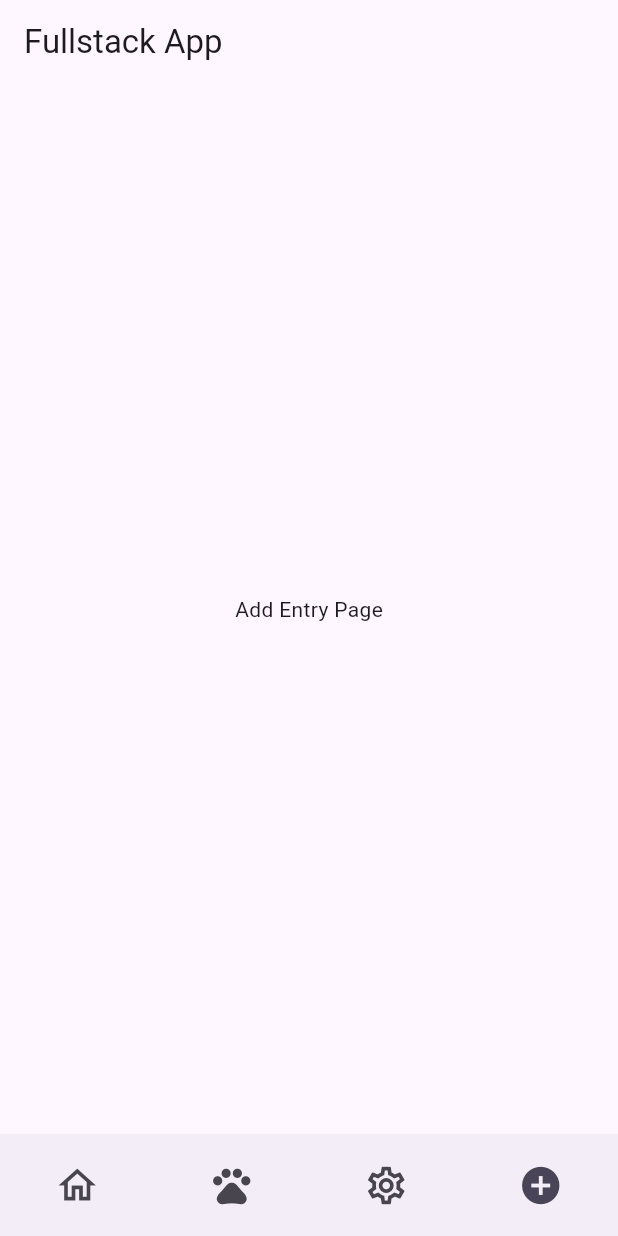
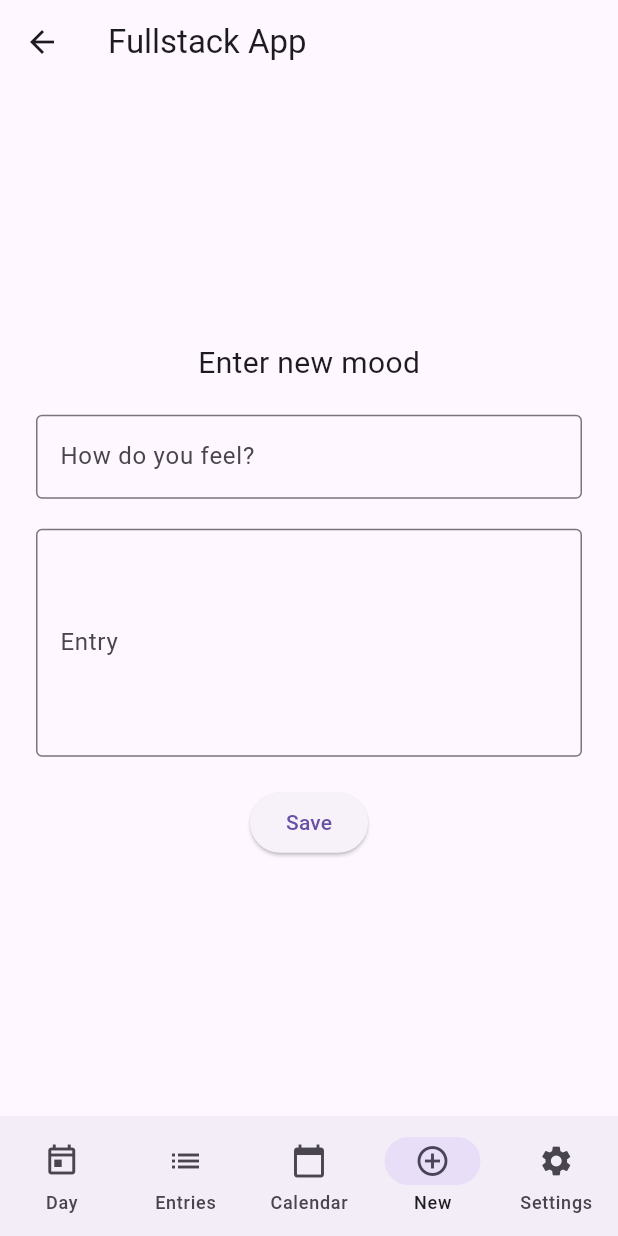
Before and after one commit to codemalcolm/moodly_client, a Flutter app: the screen it shows after launch, item 4 of the bottom bar chosen, on a phone screen of 412 x 824 dp. Run offline on Flutter 3.47's test engine with Material 3 defaults, Android fonts, the phone set to English and light mode, and no system bars; network calls fail; project files that could hold a hidden picture were left out.

Commit message:
add screens to the structure and change app icon

```diff
--- a/lib/main.dart
+++ b/lib/main.dart
@@ -1,6 +1,8 @@
 import 'package:flutter/material.dart';
 import 'package:http/http.dart' as http;
 import 'dart:convert';
+
+import 'package:moodly_client/widgets/app_scaffold.dart';
 
 void main() => runApp(MyApp());
 
@@ -9,7 +11,18 @@ class MyApp extends StatelessWidget {
 
   @override
   Widget build(BuildContext context) {
-    return MaterialApp(title: 'Flutter + Node + Mongo', home: MainPage());
+    return MaterialApp(
+      title: 'Flutter + Node + Mongo',
+      home: MainPage(),
+      initialRoute: '/day-view',
+      routes: {
+        '/day-view': (context) => const AppScaffold(currentIndex: 0),
+        '/all-entries': (context) => const AppScaffold(currentIndex: 1),
+        '/calendar-view': (context) => const AppScaffold(currentIndex: 2),
+        '/new-entry': (context) => const AppScaffold(currentIndex: 3),
+        '/settings': (context) => const AppScaffold(currentIndex: 4),
+      },
+    );
   }
 }
 
--- /dev/null
+++ b/lib/screens/new_entry_screen.dart
@@ -0,0 +1,43 @@
+import 'package:flutter/material.dart';
+
+class NewEntryScreen extends StatelessWidget {
+  const NewEntryScreen({super.key});
+
+  @override
+  Widget build(BuildContext context) {
+    return Padding(
+      padding: const EdgeInsets.all(24.0),
+      child: Column(
+        mainAxisAlignment: MainAxisAlignment.center,
+        children: [
+          Text('Enter new mood', style: TextStyle(fontSize: 20)),
+          SizedBox(height: 20),
+          TextField(
+            decoration: InputDecoration(
+              labelText: 'How do you feel?',
+              border: OutlineInputBorder(),
+            ),
+          ),
+          SizedBox(height: 20),
+          TextField(
+            maxLines: 5,
+            decoration: InputDecoration(
+              labelText: 'Entry',
+              border: OutlineInputBorder(),
+            ),
+          ),
+          SizedBox(height: 20),
+          ElevatedButton(
+            onPressed: () {
+              // Später: abspeichern
+              ScaffoldMessenger.of(context).showSnackBar(
+                SnackBar(content: Text('Entry saved (not really 😄)')),
+              );
+            },
+            child: Text('Save'),
+          ),
+        ],
+      ),
+    );
+  }
+}
--- /dev/null
+++ b/lib/widgets/app_scaffold.dart
@@ -0,0 +1,56 @@
+import 'package:flutter/material.dart';
+import '../screens/day_view_screen.dart';
+import '../screens/all_entries_screen.dart';
+import '../screens/calendar_view_screen.dart';
+import '../screens/new_entry_screen.dart';
+import '../screens/settings_screen.dart';
+
+class AppScaffold extends StatelessWidget {
+  final int currentIndex;
+  const AppScaffold({super.key, required this.currentIndex});
+
+  static final List<Widget> _pages = [
+    DayViewScreen(),
+    AllEntriesScreen(),
+    CalendarViewScreen(),
+    NewEntryScreen(),
+    SettingsScreen(),
+  ];
+
+  static final List<String> _routes = [
+    '/day-view',
+    '/all-entries',
+    '/calendar-view',
+    '/new-entry',
+    '/settings',
+  ];
+
+  @override
+  Widget build(BuildContext context) {
+    return Scaffold(
+      appBar: AppBar(title: const Text('Fullstack App')),
+      body: _pages[currentIndex],
+      bottomNavigationBar: NavigationBar(
+        selectedIndex: currentIndex,
+        onDestinationSelected: (int index) {
+          if (index != currentIndex) {
+            Navigator.pushReplacementNamed(context, _routes[index]);
+          }
+        },
+        destinations: const <NavigationDestination>[
+          NavigationDestination(icon: Icon(Icons.today_outlined), label: 'Day'),
+          NavigationDestination(icon: Icon(Icons.list), label: 'Entries'),
+          NavigationDestination(
+            icon: Icon(Icons.calendar_today),
+            label: 'Calendar',
+          ),
+          NavigationDestination(
+            icon: Icon(Icons.add_circle_outline),
+            label: 'New',
+          ),
+          NavigationDestination(icon: Icon(Icons.settings), label: 'Settings'),
+        ],
+      ),
+    );
+  }
+}
```
Also changed, not shown: lib/screens/all_entries_screen.dart (added, +10 -0 lines), lib/screens/calendar_view_screen.dart (added, +10 -0 lines), lib/screens/day_view_screen.dart (added, +10 -0 lines), lib/screens/fasties_screen.dart (added, +10 -0 lines), lib/screens/settings_screen.dart (added, +10 -0 lines), pubspec.yaml (+9 -0 lines), assets/fonts/Montserrat-Bold.ttf (added), assets/fonts/Montserrat-ExtraBold.ttf (added), assets/fonts/Montserrat-Italic.ttf (added), assets/fonts/Montserrat-Medium.ttf (added), 33 other files.
